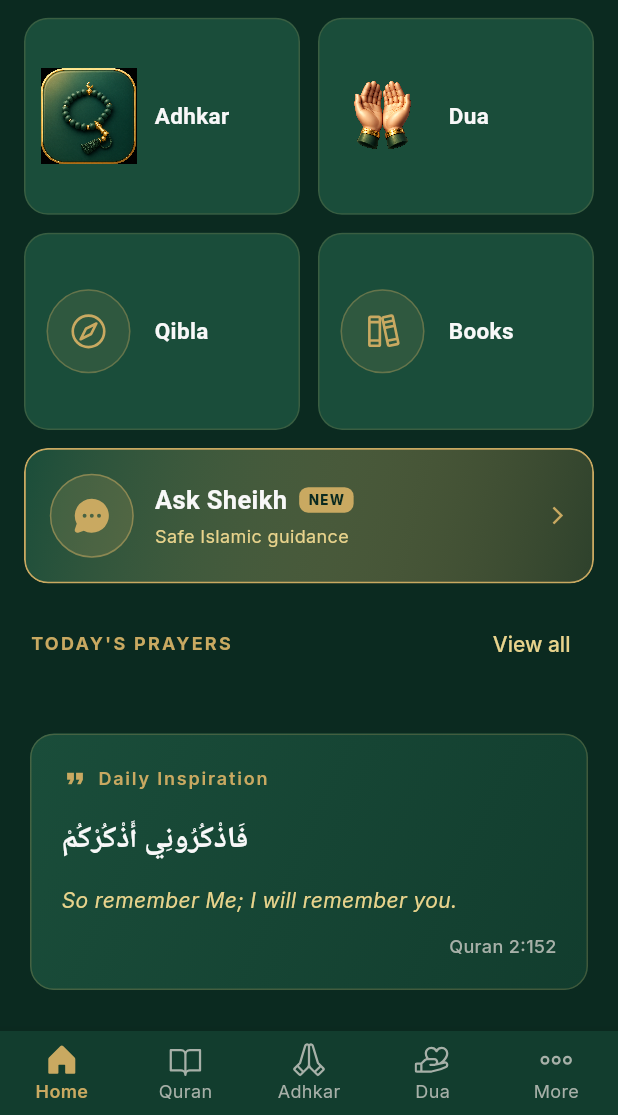
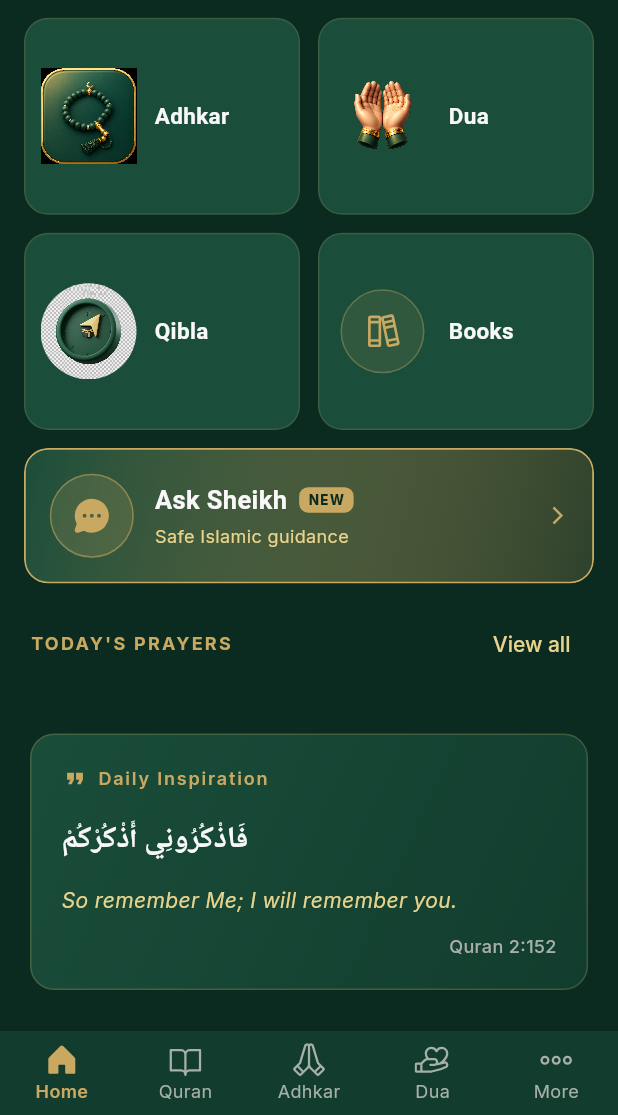
Before and after one commit to serverax/rahmahislamic, a Flutter app: the HomeScreen screen opened directly, scrolled down 377 dp, on a phone screen of 412 x 824 dp, the part 121-1236 px from its top. Run offline on Flutter 3.47's test engine with Material 3 defaults, Android fonts, the phone set to English and light mode, and no system bars; our stand-ins replace adhan, flutter_dotenv, flutter_riverpod, geolocator, google_fonts, phosphor_flutter and 2 more; accounts and stored records are empty; network calls fail; Roboto replaces fonts that are missing (Cairo).

Commit message:
Use 3D Qibla compass icon for Qibla tile (with circle clip)
- assets/icons/qibla_3d.jpg (165KB, 1024x1024) sourced from
  F:\Claude\graphs\qibla.jpg. Dark green compass face with N marker,
  Kaaba (black cube + gold) in center, gold direction pointer.
- IconAssets.qibla3D constant added (kept .jpg extension since the
  source is real JPG, not a renamed PNG).
- New _CircularImageIcon variant in QuickAccessGrid: ClipOval +
  BoxFit.cover. Used for the Qibla tile to hide the checker pattern
  baked into the JPG corners (JPG can't store transparency, so the
  AI tool exported the alpha as a literal checker fill).
- Phosphor compass glyph removed from this tile.

If you provide a clean transparent PNG version of this icon later,
swap _CircularImageIcon back to _ImageIcon and rename the asset.

Co-Authored-By: Claude Opus 4.7 (1M context) <noreply@anthropic.com>

```diff
--- a/lib/core/constants/icon_assets.dart
+++ b/lib/core/constants/icon_assets.dart
@@ -9,4 +9,8 @@ class IconAssets {
   static const String tasbih3D = 'assets/icons/tasbih_3d.png';
   static const String duaHands = 'assets/icons/dua_hands.png';
   static const String dua3D = 'assets/icons/dua_3d.png';
+
+  /// Source file is JPG (no alpha). Renders a checker pattern outside the
+  /// compass disc; consume via ClipOval to hide the corners.
+  static const String qibla3D = 'assets/icons/qibla_3d.jpg';
 }
--- a/lib/presentation/screens/home/widgets/quick_access_grid.dart
+++ b/lib/presentation/screens/home/widgets/quick_access_grid.dart
@@ -45,7 +45,7 @@ class QuickAccessGrid extends StatelessWidget {
       ),
       _TileSpec(
         label: l10n.qibla,
-        visual: const _GlyphIcon(PhosphorIconsRegular.compass),
+        visual: const _CircularImageIcon(IconAssets.qibla3D),
         onTap: () => _comingSoon(context, l10n),
       ),
       _TileSpec(
@@ -101,6 +101,27 @@ class _ImageIcon extends StatelessWidget {
       height: 64,
       fit: BoxFit.contain,
       filterQuality: FilterQuality.high,
+    );
+  }
+}
+
+/// For PNGs/JPGs whose source has a non-transparent rectangular background
+/// (e.g. AI-generated assets with a baked-in checker pattern).
+/// Clips to a circle so the corners are hidden.
+class _CircularImageIcon extends StatelessWidget {
+  const _CircularImageIcon(this.path);
+  final String path;
+
+  @override
+  Widget build(BuildContext context) {
+    return ClipOval(
+      child: Image.asset(
+        path,
+        width: 64,
+        height: 64,
+        fit: BoxFit.cover,
+        filterQuality: FilterQuality.high,
+      ),
     );
   }
 }
```
Also changed, not shown: assets/icons/qibla_3d.jpg (added).
